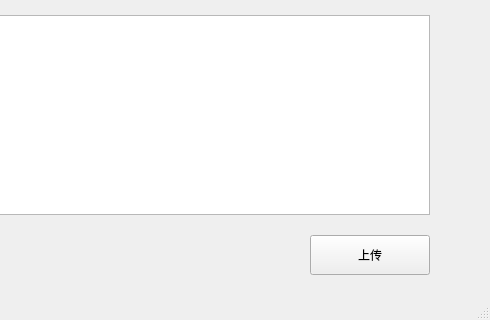
This is index.ui in xiaohaijoe/UploadForQiniu as Qt 5 draws it before an edit; both pictures show x 330 to 820 and y 325 to 645 of the 820 by 645 pixel window. The edited form follows.
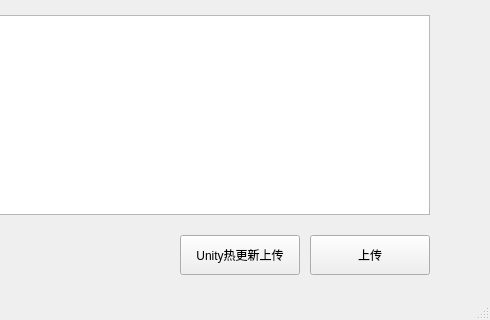
This is the edited form.

Commit message: 新增unity热更新增量上传功能

What changed in the file:
```diff
--- a/index.ui
+++ b/index.ui
@@ -209,6 +209,19 @@
      <bool>true</bool>
     </property>
    </widget>
+   <widget class="QPushButton" name="putUnityBtn">
+    <property name="geometry">
+     <rect>
+      <x>510</x>
+      <y>560</y>
+      <width>120</width>
+      <height>40</height>
+     </rect>
+    </property>
+    <property name="text">
+     <string>Unity热更新上传</string>
+    </property>
+   </widget>
   </widget>
   <widget class="QStatusBar" name="statusbar"/>
  </widget>
```
The commit also changes 2 other files.
